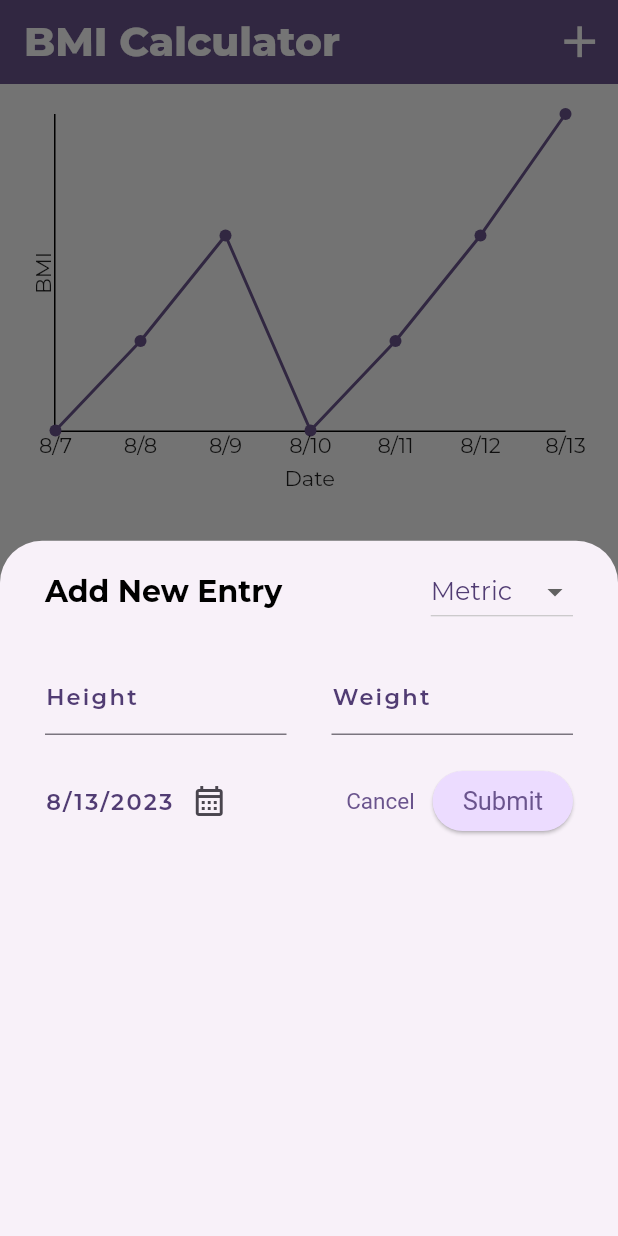
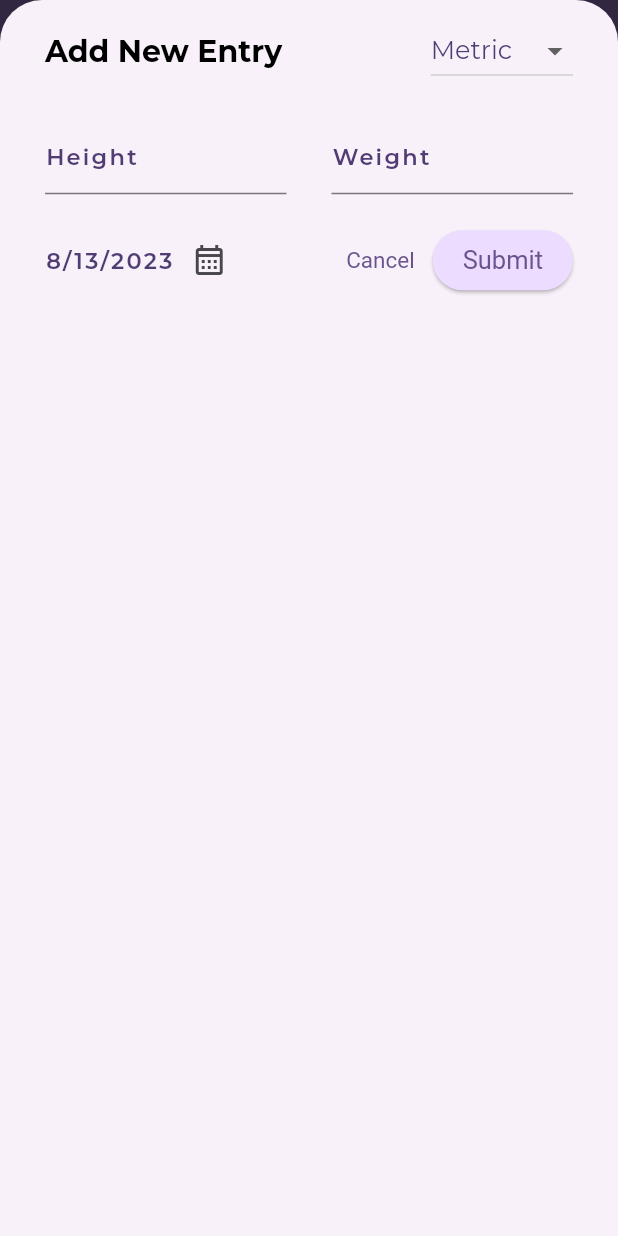
Before and after one commit to ProTechZ/BMI-Calculator, a Flutter app: the screen it shows after launch, after a tap on the "add" icon, on a phone screen of 412 x 824 dp. Run offline on Flutter 3.47's test engine with Material 2 defaults, Android fonts, the light colour scheme and no system bars; drawn by our look-alikes of fl_chart; our stand-ins replace google_fonts.

Commit message:
made the new entry modal responsive

```diff
--- a/lib/bmi_calculator.dart
+++ b/lib/bmi_calculator.dart
@@ -37,6 +37,11 @@ class _BMICalculatorState extends State<BMICalculator> {
 
   void onPressAddEntry() {
     showModalBottomSheet(
+      useSafeArea: true,
+      isScrollControlled: true,
+      constraints: const BoxConstraints(
+        maxWidth: double.infinity,
+      ),
       context: context,
       builder: (ctx) => NewBMIEntry(
         addEntry: addEntry,
--- a/lib/widgets/new_entry/new_entry.dart
+++ b/lib/widgets/new_entry/new_entry.dart
@@ -110,9 +110,12 @@ class _NewBMIEntryState extends State<NewBMIEntry> {
   @override
   Widget build(BuildContext context) {
     final textTheme = Theme.of(context).textTheme;
+    final keyboardSpace = MediaQuery.of(context).viewInsets.bottom;
 
     return Container(
-      margin: const EdgeInsets.symmetric(horizontal: 30, vertical: 10),
+      height: double.infinity,
+      margin: EdgeInsets.fromLTRB(30, 10, 30, 10 + keyboardSpace),
+      child: SingleChildScrollView(
         child: Column(
           children: [
             Row(
@@ -179,6 +182,7 @@ class _NewBMIEntryState extends State<NewBMIEntry> {
             ),
           ],
         ),
+      ),
     );
   }
 }
```
Lines whose indentation alone changed are shown as unchanged.
